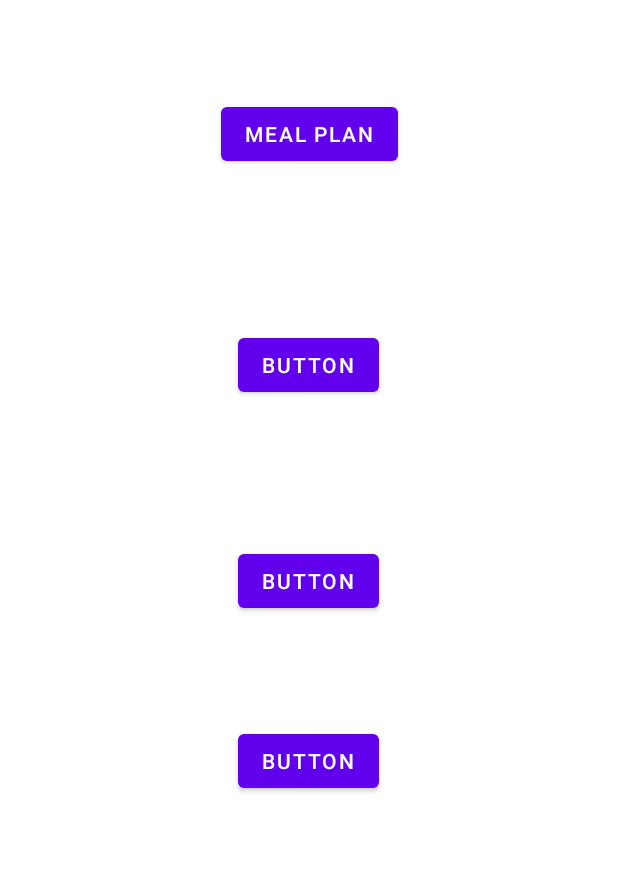
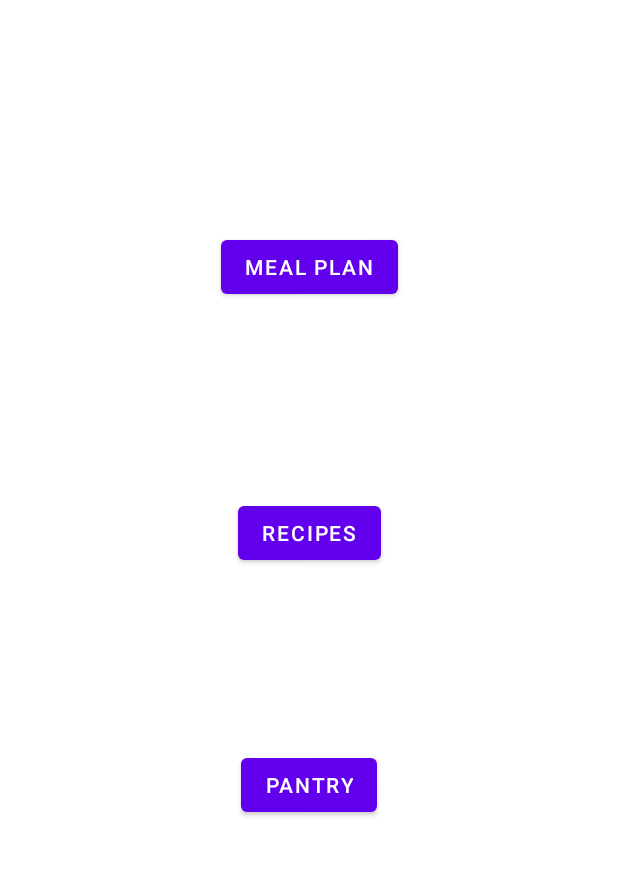
Before and after one commit to Bgraham2/MyRecipe_Book, an Android app: the screen it shows after launch (MainActivity), on a phone screen of 412 x 824 dp, the part 145-1021 px from its top. Run offline under Robolectric (Android 15) with nearby library versions, the phone set to English and light mode, and no system bars.

Commit message:
Added buttons to main

```diff
--- a/app/src/main/java/com/example/myrecipebook/MainActivity.java
+++ b/app/src/main/java/com/example/myrecipebook/MainActivity.java
@@ -3,12 +3,35 @@ package com.example.myrecipebook;
 import androidx.appcompat.app.AppCompatActivity;
 
 import android.os.Bundle;
+import android.util.Log;
+import android.widget.Button;
+
 
 public class MainActivity extends AppCompatActivity {
+
+    private static final String TAG = "Main";
 
     @Override
     protected void onCreate(Bundle savedInstanceState) {
         super.onCreate(savedInstanceState);
         setContentView(R.layout.activity_main);
+
+        Button mealPlan = findViewById(R.id.buttonMealPlan);
+        mealPlan.setOnClickListener(view -> {
+            Log.d(TAG, "Meal plan clicked");
+            //TODO add opening meal plan activity
+        });
+
+        Button recipes = findViewById(R.id.buttonRecipes);
+        recipes.setOnClickListener(view -> {
+            Log.d(TAG, "Recipes clicked");
+            //TODO add opening recipe activity
+        });
+
+        Button pantry = findViewById(R.id.buttonPantry);
+        pantry.setOnClickListener(view -> {
+            Log.d(TAG, "Pantry clicked");
+            //TODO add opening pantry activity
+        });
     }
 }
--- a/app/src/main/res/layout/activity_main.xml
+++ b/app/src/main/res/layout/activity_main.xml
@@ -11,44 +11,32 @@
         android:layout_width="wrap_content"
         android:layout_height="wrap_content"
         android:text="@string/meal_plan"
-        app:layout_constraintBottom_toTopOf="@+id/button2"
+        app:layout_constraintBottom_toTopOf="@+id/buttonRecipes"
         app:layout_constraintEnd_toEndOf="parent"
-        app:layout_constraintHorizontal_bias=".5"
+        app:layout_constraintHorizontal_bias="0.5"
         app:layout_constraintStart_toStartOf="parent"
         app:layout_constraintTop_toTopOf="parent"
-        app:layout_constraintVertical_bias="0.5" />
+        app:layout_constraintVertical_bias="0.6" />
 
     <Button
-        android:id="@+id/button2"
+        android:id="@+id/buttonRecipes"
         android:layout_width="wrap_content"
         android:layout_height="wrap_content"
-        android:layout_marginBottom="96dp"
-        android:text="Button"
-        app:layout_constraintBottom_toTopOf="@+id/button3"
+        android:layout_marginBottom="120dp"
+        android:text="@string/recipes"
+        app:layout_constraintBottom_toTopOf="@+id/buttonPantry"
         app:layout_constraintEnd_toEndOf="parent"
-        app:layout_constraintHorizontal_bias="0.498"
         app:layout_constraintStart_toStartOf="parent" />
 
     <Button
-        android:id="@+id/button3"
+        android:id="@+id/buttonPantry"
         android:layout_width="wrap_content"
         android:layout_height="wrap_content"
-        android:layout_marginBottom="72dp"
-        android:text="Button"
-        app:layout_constraintBottom_toTopOf="@+id/button4"
-        app:layout_constraintEnd_toEndOf="parent"
-        app:layout_constraintHorizontal_bias="0.498"
-        app:layout_constraintStart_toStartOf="parent" />
-
-    <Button
-        android:id="@+id/button4"
-        android:layout_width="wrap_content"
-        android:layout_height="wrap_content"
-        android:layout_marginBottom="196dp"
-        android:text="Button"
+        android:layout_marginBottom="180dp"
+        android:text="@string/pantry"
         app:layout_constraintBottom_toBottomOf="parent"
         app:layout_constraintEnd_toEndOf="parent"
-        app:layout_constraintHorizontal_bias="0.498"
+        app:layout_constraintHorizontal_bias="0.5"
         app:layout_constraintStart_toStartOf="parent" />
 
     <TextView
--- a/app/src/main/res/values/strings.xml
+++ b/app/src/main/res/values/strings.xml
@@ -2,4 +2,6 @@
     <string name="app_name">MyRecipe Book</string>
     <string name="my_recipe_book">My Recipe Book</string>
     <string name="meal_plan">Meal Plan</string>
+    <string name="recipes">Recipes</string>
+    <string name="pantry">Pantry</string>
 </resources>
```
